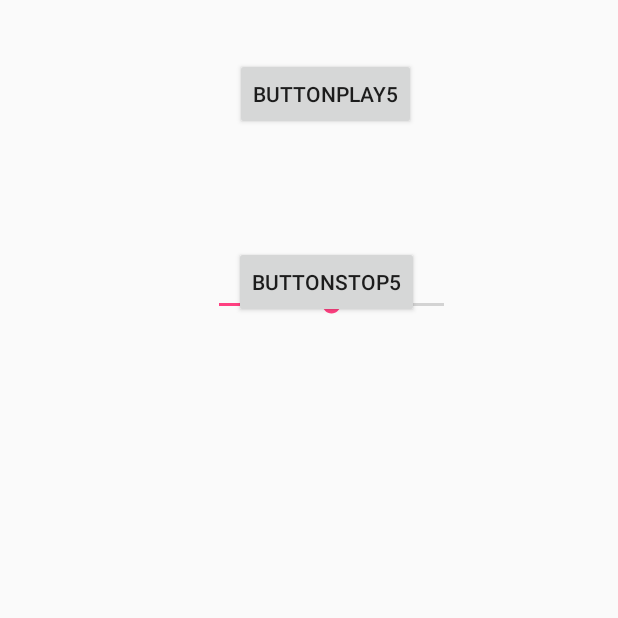
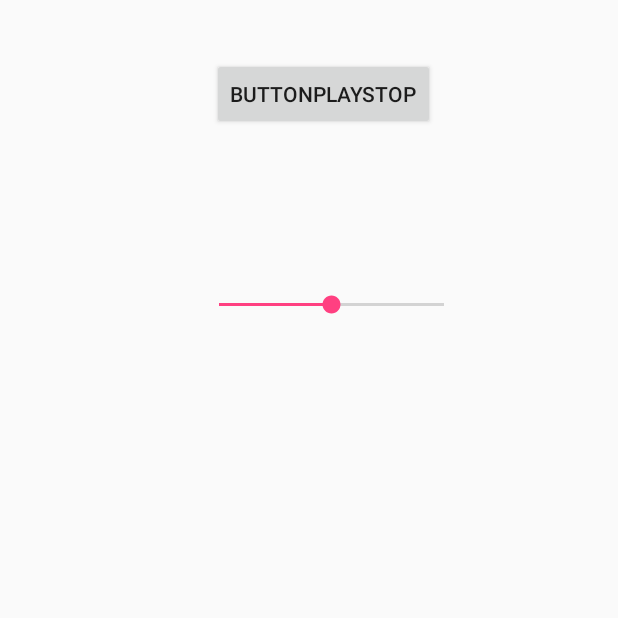
Before and after one commit to strapparts/CSound-Android, an Android app: the Example5 screen opened directly, with no data from a screen before it, on a phone screen of 412 x 824 dp, the top half of it. Run offline under Robolectric (Android 15) with nearby library versions, the phone set to English and light mode, and no system bars; libraries missing offline, so code that uses them is left out: csnd6.controlChannelType; 7 statements that could not run were skipped.

```diff
--- a/app/src/main/java/com/strapparts/csound_android/Example5.java
+++ b/app/src/main/java/com/strapparts/csound_android/Example5.java
@@ -17,10 +17,7 @@ public class Example5 extends BaseCsoundActivity implements CsoundObjListener {
     private CsoundObj csoundObj;                                //states csound
 
     SeekBar volumeCsound;                 //state slider
-    Button buttonStart, buttonStop;
-
-
-
+    Button buttonStart;
 
     @Override
     public void onCreate(Bundle savedInstanceState) {
@@ -29,7 +26,6 @@ public class Example5 extends BaseCsoundActivity implements CsoundObjListener {
 
         volumeCsound = (SeekBar) findViewById(R.id.seekBar2);
         buttonStart = (Button) findViewById(R.id.button23);
-        buttonStop = (Button) findViewById(R.id.button24);
 
         csoundObj = new CsoundObj();                                    //create csound object
         csoundUI = new CsoundUI(csoundObj);                             //create binding object
@@ -52,25 +48,6 @@ public class Example5 extends BaseCsoundActivity implements CsoundObjListener {
             }
         });
 
-/*
-        buttonStart.setOnClickListener(new View.OnClickListener() {
-            @Override
-            public void onClick(View v) {
-                String event = String.format("i 10 0 -1 72 1");                     //state event for .csd score
-
-                csoundObj.sendScore(event);                                 //send event to .csd score
-            }
-        });
-
-        buttonStop.setOnClickListener(new View.OnClickListener() {
-            @Override
-            public void onClick(View v) {
-                String event = String.format("i 90 0 .01 10 .1");                     //state event for .csd score
-                csoundObj.sendScore(event);                                 //send event to .csd score
-            }
-        });
-*/
-
 
     }
 
--- a/app/src/main/res/layout/activity_example5.xml
+++ b/app/src/main/res/layout/activity_example5.xml
@@ -24,32 +24,17 @@
         android:id="@+id/button23"
         android:layout_width="wrap_content"
         android:layout_height="wrap_content"
-        android:text="@string/buttonplay5"
-        tools:ignore="MissingConstraints"
+        android:layout_marginBottom="8dp"
         android:layout_marginLeft="8dp"
+        android:layout_marginRight="8dp"
+        android:layout_marginTop="8dp"
+        android:text="@string/buttonPlayStop"
+        app:layout_constraintBottom_toBottomOf="parent"
+        app:layout_constraintHorizontal_bias="0.539"
         app:layout_constraintLeft_toLeftOf="parent"
+        app:layout_constraintRight_toRightOf="parent"
         app:layout_constraintTop_toTopOf="parent"
-        android:layout_marginTop="8dp"
-        android:layout_marginRight="8dp"
-        app:layout_constraintRight_toRightOf="parent"
-        app:layout_constraintBottom_toBottomOf="parent"
-        android:layout_marginBottom="8dp"
-        app:layout_constraintHorizontal_bias="0.539"
-        app:layout_constraintVertical_bias="0.04" />
+        app:layout_constraintVertical_bias="0.04"
+        tools:ignore="MissingConstraints" />
 
-    <Button
-        android:id="@+id/button24"
-        android:layout_width="wrap_content"
-        android:layout_height="wrap_content"
-        android:text="@string/buttonstop5"
-        android:layout_marginLeft="8dp"
-        app:layout_constraintLeft_toLeftOf="parent"
-        app:layout_constraintTop_toTopOf="parent"
-        android:layout_marginTop="8dp"
-        app:layout_constraintBottom_toBottomOf="parent"
-        android:layout_marginBottom="8dp"
-        android:layout_marginRight="8dp"
-        app:layout_constraintRight_toRightOf="parent"
-        app:layout_constraintHorizontal_bias="0.543"
-        app:layout_constraintVertical_bias="0.205" />
 </android.support.constraint.ConstraintLayout>
--- a/app/src/main/res/values/strings.xml
+++ b/app/src/main/res/values/strings.xml
@@ -35,7 +35,6 @@
     <string name="buttonPlayGe01_d">ButtonPlayGe01_d</string>
     <string name="buttonplaygen01_a">buttonPlayGen01_a</string>
     <string name="esempisuonisynth">EsempiSuoniSynth</string>
-    <string name="buttonplay5">ButtonPlay5</string>
-    <string name="buttonstop5">ButtonStop5</string>
+    <string name="buttonPlayStop">ButtonPlayStop</string>
 
 </resources>
```
